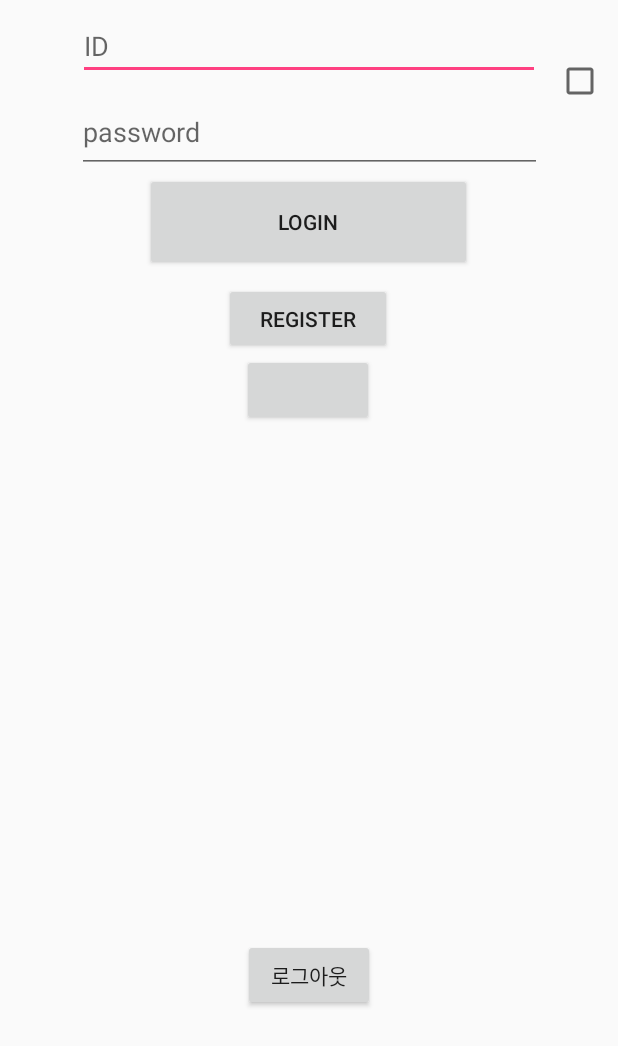
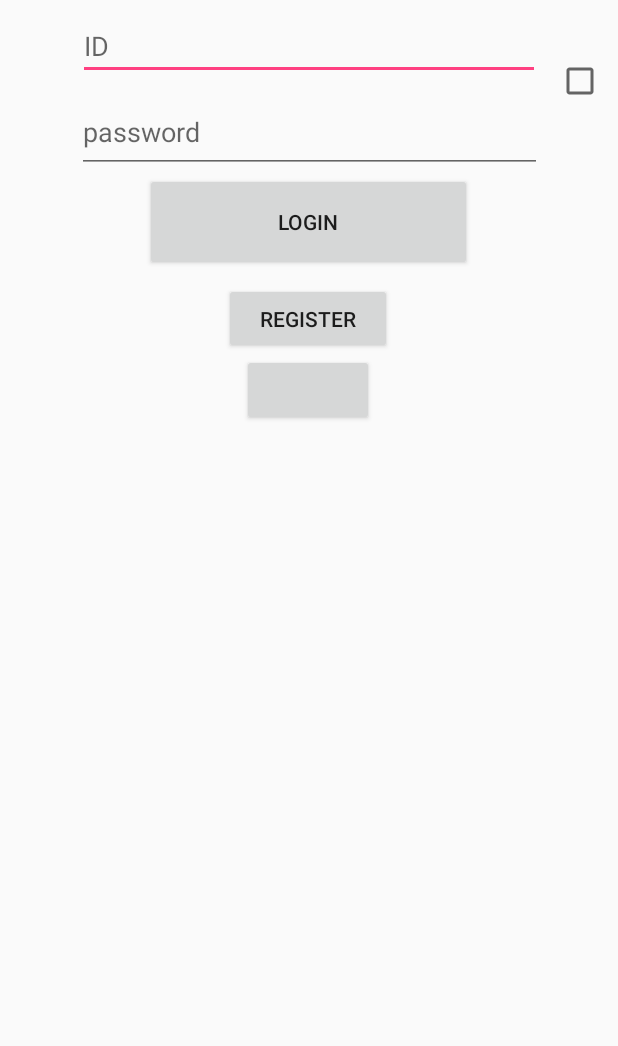
Before and after one commit to cate-project/CATE-V4, an Android app: the screen it shows after launch (LoginActivity), on a phone screen of 412 x 824 dp. Shown: the top 1046 px of the screen. Run offline under Robolectric (Android 15) with nearby library versions, the phone set to English and light mode, and no system bars; our stand-ins replace Volley; libraries missing offline, so code that uses them is left out: com.kakao.auth, com.kakao.network, com.kakao.usermgmt, com.kakao.util; plain views replace LoginButton; 2 statements that could not run were skipped.

Commit message:
카카오 api 로그인,로그아웃 오류 수정

```diff
--- a/app/src/main/java/app/com/CATE/LoginActivity.java
+++ b/app/src/main/java/app/com/CATE/LoginActivity.java
@@ -40,7 +40,7 @@ import retrofit2.converter.gson.GsonConverterFactory;
 
 public class LoginActivity extends AppCompatActivity {
 
-    Button BtnSignUp,btnLogout;
+    Button BtnSignUp;
     CheckBox AutoLogincheck;
     String finalresult;
     public static Context mContext;
@@ -64,7 +64,6 @@ public class LoginActivity extends AppCompatActivity {
         passwordText = (EditText) findViewById(R.id.passwordText);
         final Button loginbtn = (Button) findViewById(R.id.loginbtn);
         BtnSignUp = (Button) findViewById(R.id.btn_signup);
-        btnLogout=(Button) findViewById(R.id.btnLogout);
         AutoLogincheck=findViewById(R.id.AutoLogincheck);
         if(!loginInformation.getString("id","").equalsIgnoreCase("")){
             LoginReq(loginInformation.getString("id",null),loginInformation.getString("password",null));
@@ -78,21 +77,7 @@ public class LoginActivity extends AppCompatActivity {
                 startActivity(registerIntent);
             }
         });
-        btnLogout.setOnClickListener(new Button.OnClickListener() {
-            @Override
-            public void onClick(View v) {
-                Toast.makeText(getApplicationContext(), "정상적으로 로그아웃되었습니다.", Toast.LENGTH_SHORT).show();
 
-                UserManagement.getInstance().requestLogout(new LogoutResponseCallback() {
-                    @Override
-                    public void onCompleteLogout() {
-                        Intent intent = new Intent(LoginActivity.this, LoginActivity.class);
-                        intent.setFlags(Intent.FLAG_ACTIVITY_NEW_TASK | Intent.FLAG_ACTIVITY_CLEAR_TASK | Intent.FLAG_ACTIVITY_CLEAR_TOP);
-                        startActivity(intent);
-                    }
-                });
-            }
-        });
         loginbtn.setOnClickListener(new View.OnClickListener() {
             @Override
             public void onClick(View view) {
@@ -218,8 +203,9 @@ public class LoginActivity extends AppCompatActivity {
 
                                     //로그인에 성공했으므로 MenuPage로 넘어감
                                     Intent intent = new Intent(LoginActivity.this, MainActivity.class);
-                                    intent.putExtra("userID", result.getId());
-                                    intent.putExtra("userName", result.getNickname());
+                                    intent.putExtra("userID", jsonResponse2.getString("userID"));
+                                    intent.putExtra("userName", jsonResponse2.getString("userName"));
+                                    intent.putExtra("Api", "KAKAO");
 
                                     LoginActivity.this.startActivity(intent);
                                     finish();
--- a/app/src/main/java/app/com/CATE/SignupPage_API.java
+++ b/app/src/main/java/app/com/CATE/SignupPage_API.java
@@ -106,7 +106,7 @@ public class SignupPage_API extends Activity {
                     String API = (String) params[1];
                     String Name = (String) params[2];
 
-                    String link = "http://http://ghkdua1829.dothome.co.kr/fow/fow_post_Api.php";
+                    String link = "http://ghkdua1829.dothome.co.kr/fow/fow_post_Api.php";
                     String data = URLEncoder.encode("Id", "UTF-8") + "=" + URLEncoder.encode(Id, "UTF-8");
                     data += "&" + URLEncoder.encode("API", "UTF-8") + "=" + URLEncoder.encode(API, "UTF-8");
                     data += "&" + URLEncoder.encode("Name", "UTF-8") + "=" + URLEncoder.encode(Name, "UTF-8");
--- a/app/src/main/java/app/com/CATE/requests/LoginRequest_KAKAO.java
+++ b/app/src/main/java/app/com/CATE/requests/LoginRequest_KAKAO.java
@@ -17,7 +17,7 @@ public class LoginRequest_KAKAO extends StringRequest {
 
     //현재 안드로이드앱을 에뮬레이터로 돌리므로 에뮬레이터가 설치된 서버에 있는 아파치 서버에 접근하려면
     //다음과 같이 10.0.2.2:포트번호 로 접근해야합니다 저는 8080 포트를 써서 다음과 같이 했습니다
-    final static private String URL = "http://http://ghkdua1829.dothome.co.kr/fow/fow_loginReq_Api.php";
+    final static private String URL = "http://ghkdua1829.dothome.co.kr/fow/fow_loginReq_Api.php";
     private Map<String, String> parameters;
 
     //생성자
--- a/app/src/main/res/layout/activity_login.xml
+++ b/app/src/main/res/layout/activity_login.xml
@@ -86,14 +86,5 @@
         app:layout_constraintRight_toRightOf="parent"
         app:layout_constraintTop_toBottomOf="@+id/loginbtn" />
 
-    <Button
-        android:id="@+id/btnLogout"
-        android:layout_width="wrap_content"
-        android:layout_height="wrap_content"
-        android:layout_marginBottom="150dp"
-        android:text="로그아웃"
-        app:layout_constraintBottom_toBottomOf="parent"
-        app:layout_constraintLeft_toLeftOf="parent"
-        app:layout_constraintRight_toRightOf="parent" />
 
 </android.support.constraint.ConstraintLayout>
```
Also changed, not shown: app/src/main/java/app/com/CATE/MainActivity.java (+15 -4 lines).
